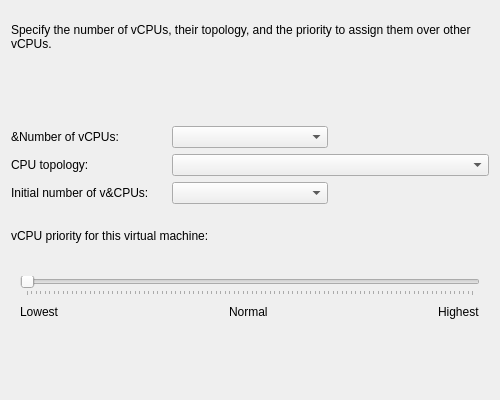
The window that src/xenadmin-ui/settingspanels/cpumemoryeditpage.ui (benapetr/XenAdminQt) describes before a commit, drawn with Qt 5.
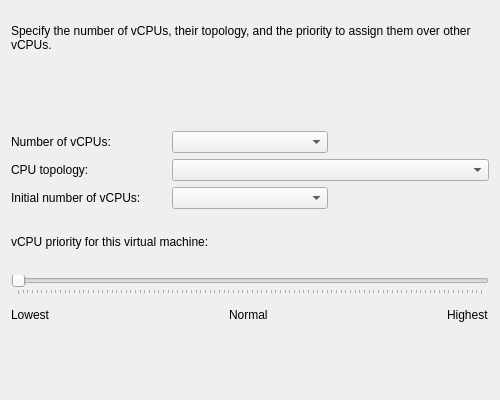
The same window after the commit.

What changed in the file:
```diff
--- a/src/xenadmin-ui/settingspanels/cpumemoryeditpage.ui
+++ b/src/xenadmin-ui/settingspanels/cpumemoryeditpage.ui
@@ -47,7 +47,7 @@
    <item row="2" column="0">
     <widget class="QLabel" name="lblVCPUs">
      <property name="text">
-      <string>&amp;Number of vCPUs:</string>
+      <string>Number of vCPUs:</string>
      </property>
     </widget>
    </item>
@@ -67,7 +67,7 @@
    <item row="4" column="0">
     <widget class="QLabel" name="labelInitialVCPUs">
      <property name="text">
-      <string>Initial number of v&amp;CPUs:</string>
+      <string>Initial number of vCPUs:</string>
      </property>
     </widget>
    </item>
@@ -82,7 +82,6 @@
     </widget>
    </item>
    <item row="6" column="0" colspan="3">
-    <widget class="QWidget" name="priorityPanel">
      <layout class="QVBoxLayout" name="priorityLayout">
       <item>
        <widget class="QSlider" name="cpuPrioritySlider">
@@ -146,7 +145,6 @@
        </layout>
       </item>
      </layout>
-    </widget>
    </item>
    <item row="7" column="0" colspan="3">
     <widget class="QWidget" name="warningsPanel">
```
Left out of the diff: 12 changed lines with no effect on the pictures. Lines whose indentation alone changed are shown as unchanged.
